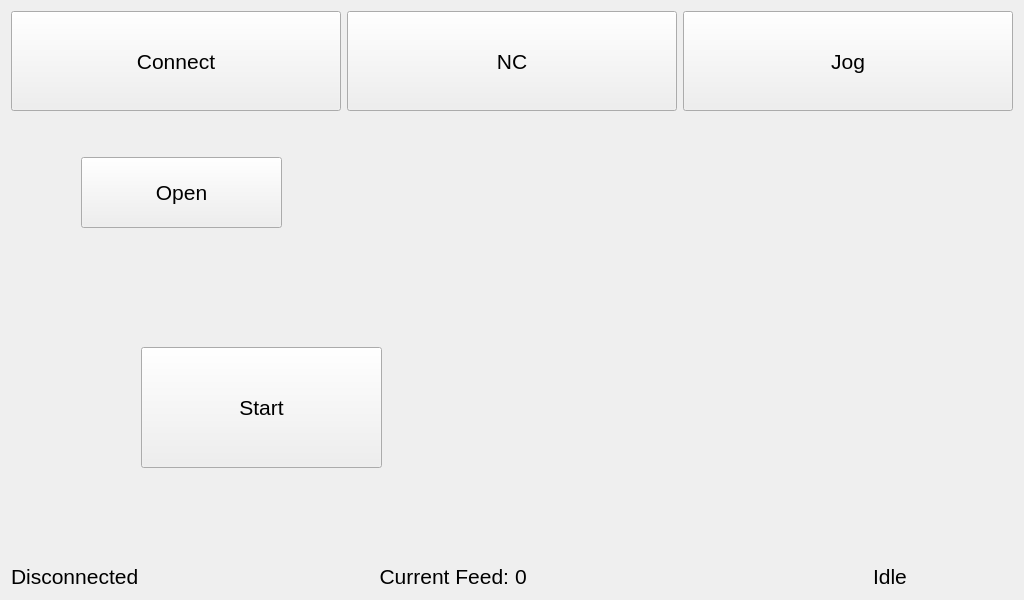
The window that views/viewMain.ui (Begus001/PyCncTouch) describes before a commit, drawn with Qt 5.
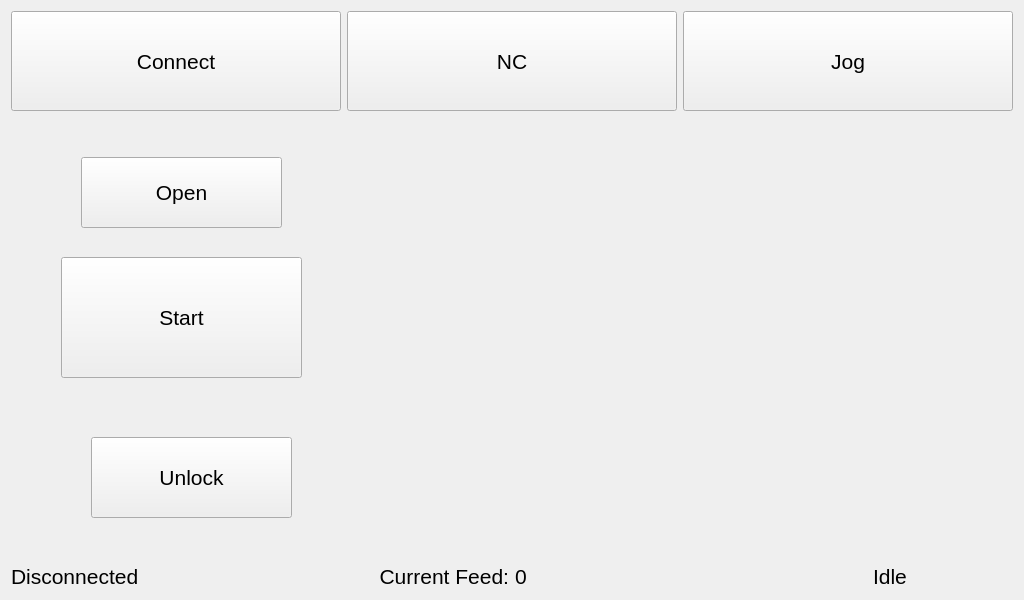
The same window after the commit. The open tabs and pages were chosen to show the change. Custom widgets are drawn as their Qt base class.

```diff
--- a/views/viewMain.ui
+++ b/views/viewMain.ui
@@ -139,8 +139,8 @@
         <widget class="QPushButton" name="btStart">
          <property name="geometry">
           <rect>
-           <x>130</x>
-           <y>230</y>
+           <x>50</x>
+           <y>140</y>
            <width>241</width>
            <height>121</height>
           </rect>
@@ -149,6 +149,19 @@
           <string>Start</string>
          </property>
         </widget>
+        <widget class="QPushButton" name="btUnlock">
+         <property name="geometry">
+          <rect>
+           <x>80</x>
+           <y>320</y>
+           <width>201</width>
+           <height>81</height>
+          </rect>
+         </property>
+         <property name="text">
+          <string>Unlock</string>
+         </property>
+        </widget>
        </widget>
        <widget class="QWidget" name="pageJog">
         <property name="enabled">
```
Left out of the diff: 34 changed lines with no effect on the pictures.
